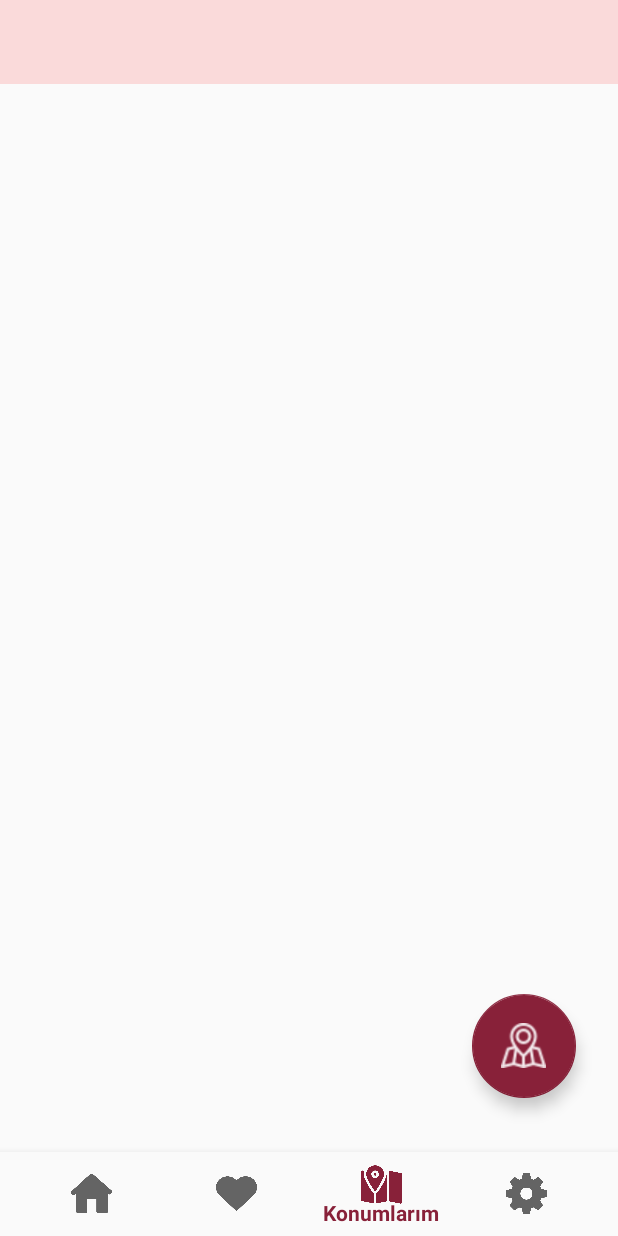
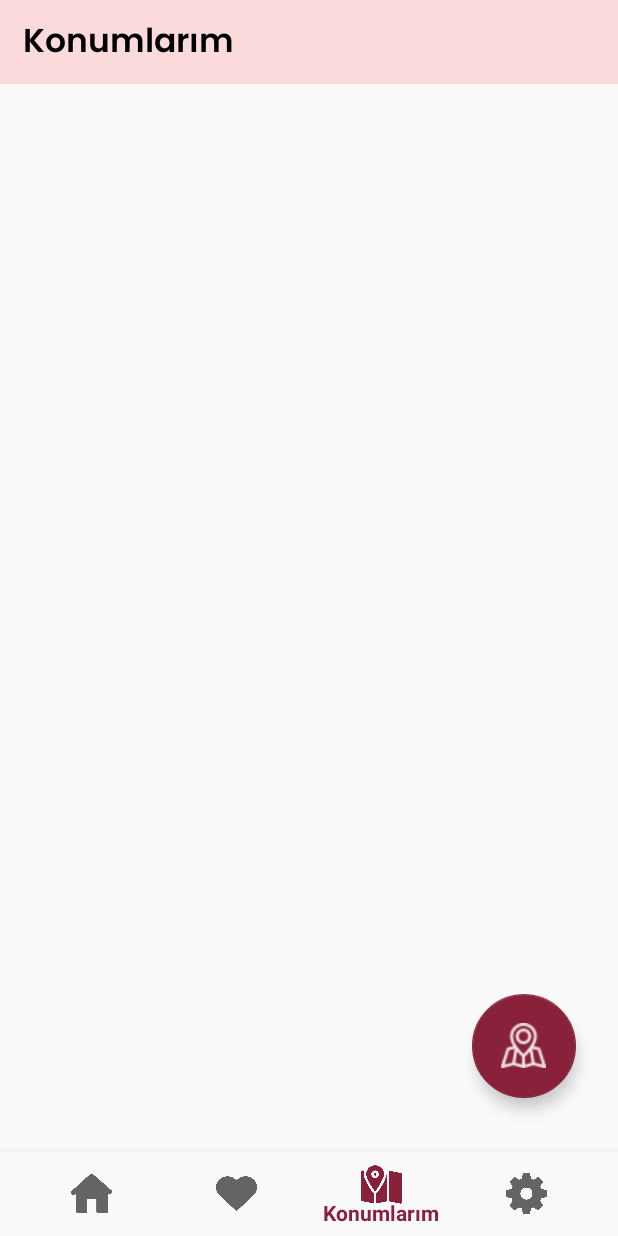
Before and after one commit to Tripist/Tripist, an Android app: the MyLocationsFragment screen opened through its navigation route, on a phone screen of 412 x 824 dp. Run offline under Robolectric (Android 15) with nearby library versions, the phone set to English and light mode, and no system bars; our stand-ins replace navigation-ui.

Commit message:
My location sayfasının frontendi optimize edildi (#21)

```diff
--- a/app/src/main/java/com/example/tripist/ui/mylocations/MyLocationsFragment.java
+++ b/app/src/main/java/com/example/tripist/ui/mylocations/MyLocationsFragment.java
@@ -11,6 +11,7 @@ import android.view.ViewGroup;
 import android.widget.Adapter;
 import android.widget.Button;
 import android.widget.ImageButton;
+import android.widget.Toolbar;
 
 import androidx.annotation.NonNull;
 import androidx.annotation.Nullable;
--- /dev/null
+++ b/app/src/main/res/drawable/back_mylock_17.xml
@@ -0,0 +1,5 @@
+<vector android:height="17dp" android:tint="#CECECE"
+    android:viewportHeight="24" android:viewportWidth="24"
+    android:width="17dp" xmlns:android="http://schemas.android.com/apk/res/android">
+    <path android:fillColor="@android:color/white" android:pathData="M11.67,3.87L9.9,2.1 0,12l9.9,9.9 1.77,-1.77L3.54,12z"/>
+</vector>
--- a/app/src/main/res/layout/fragment_mylocations.xml
+++ b/app/src/main/res/layout/fragment_mylocations.xml
@@ -38,8 +38,6 @@
         android:layout_width="match_parent"
         android:layout_height="match_parent"
         android:layout_marginTop="?actionBarSize"
-        android:paddingStart="15dp"
-        android:paddingTop="10dp"
         app:layout_constraintBottom_toBottomOf="parent"
         app:layout_constraintEnd_toEndOf="parent"
         app:layout_constraintStart_toStartOf="parent"
@@ -63,4 +61,21 @@
         app:layout_constraintEnd_toEndOf="parent"
         app:maxImageSize="30dp"
         app:rippleColor="#882139" />
+
+    <TextView
+        android:id="@+id/textView11"
+        android:layout_width="wrap_content"
+        android:layout_height="wrap_content"
+        android:layout_marginBottom="8dp"
+        android:fontFamily="@font/poppins_semibold"
+        android:text="Konumlarım"
+        android:textColor="#000000"
+        android:textSize="22sp"
+        app:layout_constraintBottom_toBottomOf="@+id/toolbar"
+        app:layout_constraintEnd_toEndOf="parent"
+        app:layout_constraintHorizontal_bias="0.056"
+        app:layout_constraintStart_toStartOf="@+id/toolbar"
+        app:layout_constraintTop_toTopOf="parent"
+        app:layout_constraintVertical_bias="1.0" />
+
 </androidx.constraintlayout.widget.ConstraintLayout>
```
Also changed, not shown: app/src/main/java/com/example/tripist/RecyclerViewAdapter.java (+16 -2 lines), app/src/main/res/layout/carddesign_mylocation.xml (added, +46 -0 lines).
